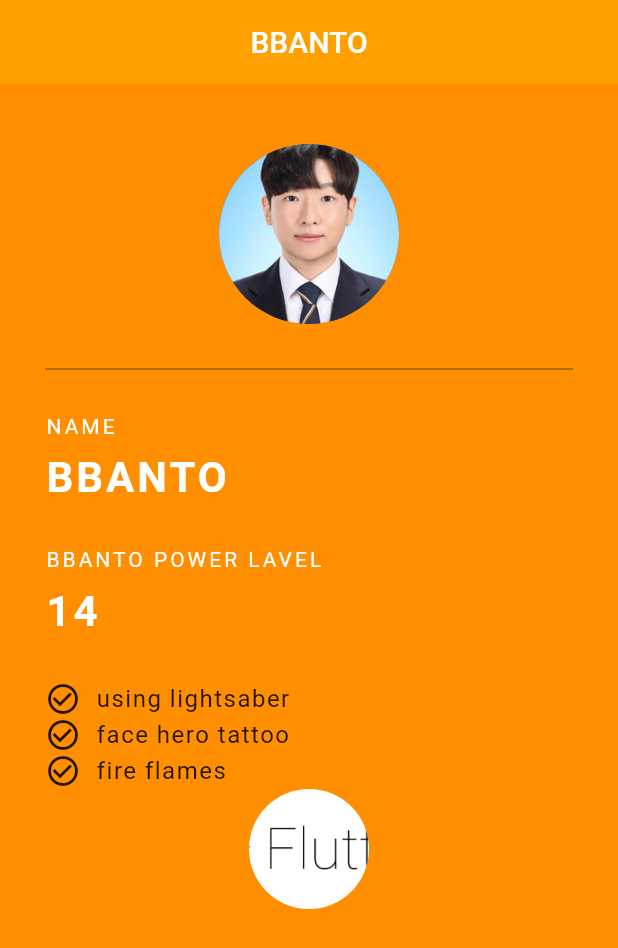
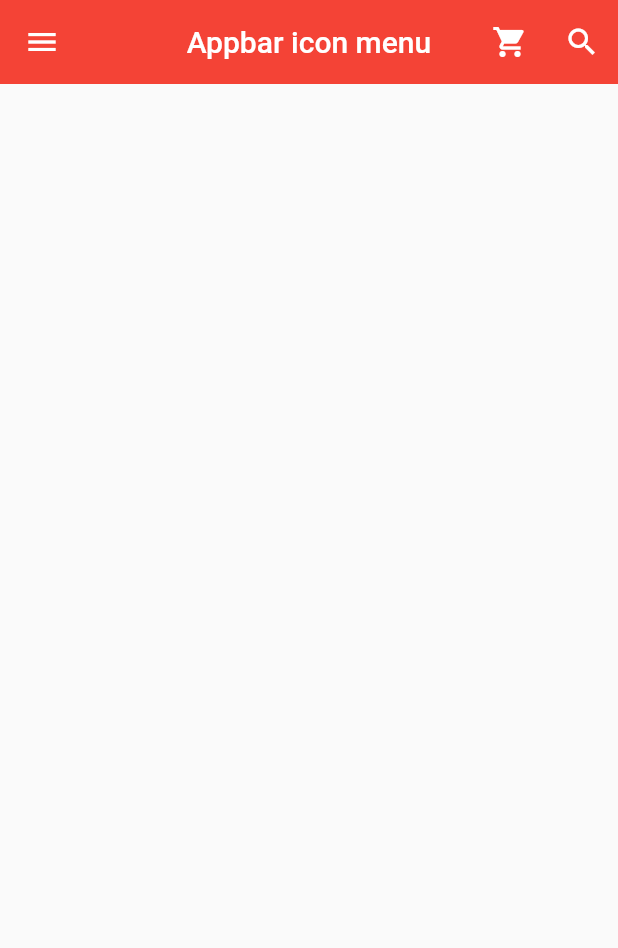
Before and after one commit to Gyeony95/Flutter-Study, a Flutter app: the screen it shows after launch, on a phone screen of 412 x 824 dp. Shown: the top 948 px of the screen. Run offline on Flutter 3.47's test engine with Material 2 defaults, Android fonts, the light colour scheme and no system bars.

Commit message:
add menu and icon

```diff
--- a/my_app/lib/main.dart
+++ b/my_app/lib/main.dart
@@ -8,14 +8,47 @@ class MyApp extends StatelessWidget {
   Widget build(BuildContext context) {
     return MaterialApp(
       debugShowCheckedModeBanner: false,//디버드 띠 없애기
-      title: "Character Card",
-      home: Grade(),
+      title: "Appbar",
+      home: MyPage(),
       theme: ThemeData(
-        primarySwatch: Colors.blue// 테마 기본 색상이 블루라는 의미
+        primarySwatch: Colors.red// 테마 기본 색상이 블루라는 의미
       ),
     );
   }
 }
+
+
+class MyPage extends StatelessWidget {
+  @override
+  Widget build(BuildContext context) {
+    return Scaffold(
+      appBar: AppBar(
+        title: Text("Appbar icon menu"),
+        centerTitle: true,
+        elevation: 0.0,
+        leading:IconButton(//아이콘 버튼이나 간단한 위젯을 왼쪽에 배치할때
+          icon: Icon(Icons.menu), onPressed: () {
+            print('Menu button is clicked');
+        },
+        ),
+        actions: <Widget>[//복수의 아이콘 버튼을 오른쪽에 배치할 때
+          IconButton(icon: Icon(Icons.shopping_cart), onPressed: () {
+            print('shopping_cart button is clicked');
+          },),
+          IconButton(icon: Icon(Icons.search), onPressed: () {
+            print('search button is clicked');
+          },),
+
+
+        ],
+      ),
+    );
+  }
+}
+
+
+
+
 
 class Grade extends StatelessWidget {
   @override
```
